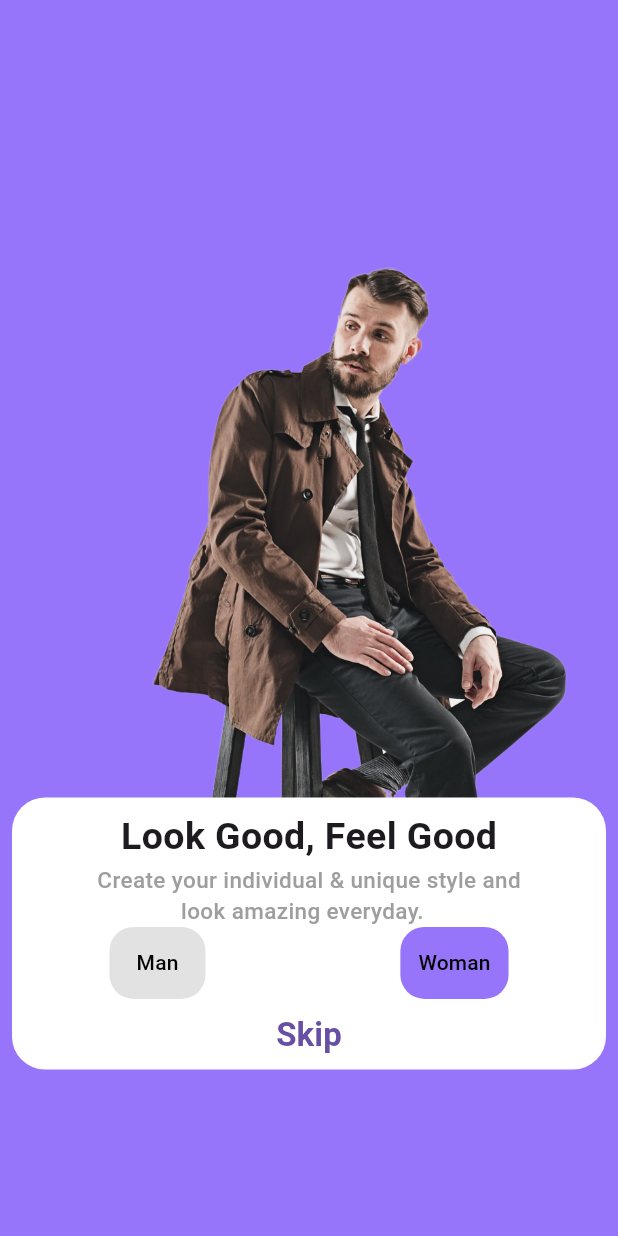
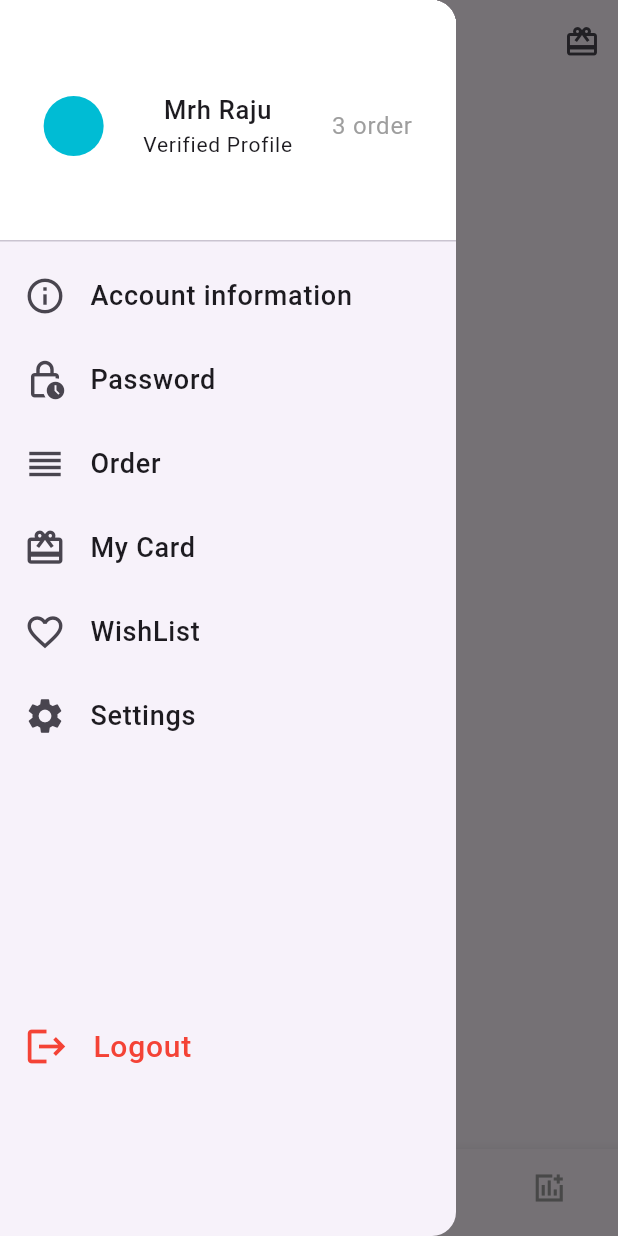
Before and after one commit to abdelrhman20500/Laza_Ecommerce, a Flutter app: the screen it shows after launch, with the side drawer open (before the commit the screen has no drawer), on a phone screen of 412 x 824 dp. Run offline on Flutter 3.47's test engine with Material 3 defaults, Android fonts, the phone set to English and light mode, and no system bars; our stand-ins replace flutter_otp_text_field.

Commit message:
Drawer Is Done

```diff
--- /dev/null
+++ b/lib/Features/home/presentation/view/home_screen.dart
@@ -0,0 +1,42 @@
+import 'package:flutter/material.dart';
+
+import 'widget/build_drawer.dart';
+
+class HomeScreen extends StatefulWidget {
+   const HomeScreen({super.key});
+
+  static const String routeName ="HomeScreen";
+
+  @override
+  State<HomeScreen> createState() => _HomeScreenState();
+}
+
+class _HomeScreenState extends State<HomeScreen> {
+   int currentIndex=0;
+
+  @override
+  Widget build(BuildContext context) {
+    return Scaffold(
+      appBar: AppBar(
+        actions: [
+          IconButton(onPressed: (){}, icon: const Icon(Icons.card_giftcard)),
+        ],
+      ),
+      drawer: const BuildDrawer(),
+      bottomNavigationBar: BottomNavigationBar(
+          selectedItemColor: const Color(0xff9775FA),
+          unselectedItemColor: Colors.grey,
+          currentIndex: currentIndex,
+          onTap: (index){
+            currentIndex =index;
+            setState(() {});
+          },
+          items: const [
+        BottomNavigationBarItem(icon: Icon(Icons.home), label: "Home"),
+        BottomNavigationBarItem(icon: Icon(Icons.favorite_border), label: "Favorite"),
+        BottomNavigationBarItem(icon: Icon(Icons.card_giftcard), label: "Card"),
+        BottomNavigationBarItem(icon: Icon(Icons.add_chart_sharp), label: "Home"),
+      ]),
+    );
+  }
+}
--- /dev/null
+++ b/lib/Features/home/presentation/view/widget/build_drawer.dart
@@ -0,0 +1,75 @@
+import 'package:flutter/material.dart';
+
+class BuildDrawer extends StatelessWidget {
+  const BuildDrawer({super.key});
+
+  @override
+  Widget build(BuildContext context) {
+    return Drawer(
+      child: ListView(
+        padding: EdgeInsets.zero,
+        children: [
+           const DrawerHeader(
+            decoration: BoxDecoration(
+              color: Colors.white,
+            ),
+            child: Row(
+              mainAxisAlignment: MainAxisAlignment.spaceAround,
+              children: [
+                CircleAvatar(
+                  backgroundColor: Colors.cyan,
+                ),
+                Column(
+                  mainAxisAlignment: MainAxisAlignment.center,
+                  children: [
+                    Text("Mrh Raju", style: TextStyle(fontSize: 17, fontWeight: FontWeight.w500),),
+                    Text("Verified Profile", style: TextStyle(fontSize: 14, fontWeight: FontWeight.w400),),
+
+                  ],
+                ),
+                Text("3 order", style: TextStyle(color: Colors.grey),)
+              ],
+            )
+          ),
+          const ItemInDrawer(icon: Icons.info_outline, title: "Account information"),
+          const ItemInDrawer(icon: Icons.lock_clock_outlined,title: "Password",),
+          const ItemInDrawer(icon: Icons.reorder,title: "Order",),
+          const ItemInDrawer(icon: Icons.card_giftcard, title: "My Card"),
+          const ItemInDrawer(icon: Icons.favorite_border, title: "WishList"),
+          const ItemInDrawer(icon: Icons.settings, title: "Settings"),
+          SizedBox(height: MediaQuery.of(context).size.height*0.2,),
+          const Logout(icon: Icons.logout, title: "Logout"),
+        ],
+      ),
+    );
+  }
+}
+
+class ItemInDrawer extends StatelessWidget {
+  const ItemInDrawer({super.key, required this.icon, required this.title,});
+
+  final IconData icon;
+  final String title;
+  @override
+  Widget build(BuildContext context) {
+    return ListTile(
+      leading:  Icon(icon, size: 28,),
+      title:  Text(title, style: const TextStyle(fontSize:18 ,fontWeight: FontWeight.w500),),
+      onTap: () {},
+    );
+  }
+}
+class Logout extends StatelessWidget {
+  const Logout({super.key, required this.icon, required this.title,});
+
+  final IconData icon;
+  final String title;
+  @override
+  Widget build(BuildContext context) {
+    return ListTile(
+      leading:  Icon(icon, size: 30,color: Colors.red,),
+      title:  Text(title, style: const TextStyle(color: Colors.red,fontSize:20 ,fontWeight: FontWeight.w500),),
+      onTap: () {},
+    );
+  }
+}
--- a/lib/main.dart
+++ b/lib/main.dart
@@ -1,5 +1,6 @@
 import 'package:flutter/material.dart';
 import 'package:laza_e_commerce/Features/forget_password/presentation/view/forget_password_screen.dart';
+import 'package:laza_e_commerce/Features/home/presentation/view/home_screen.dart';
 import 'package:laza_e_commerce/Features/login_screen/presentation/view/login_screen.dart';
 import 'package:laza_e_commerce/Features/login_social/presentation/view/login_social.dart';
 import 'package:laza_e_commerce/Features/new_password/presentation/view/new_password_screen.dart';
@@ -29,8 +30,9 @@ class MyApp extends StatelessWidget {
         ForgetPasswordScreen.routeName:(_)=>const ForgetPasswordScreen(),
         VerificationCodeScreen.routeName:(_)=>const VerificationCodeScreen(),
         NewPasswordScreen.routeName:(_)=>const NewPasswordScreen(),
+        HomeScreen.routeName:(_)=>const HomeScreen(),
       },
-      initialRoute: SplashScreen.routeName,
+      initialRoute: HomeScreen.routeName,
     );
   }
 }
```
